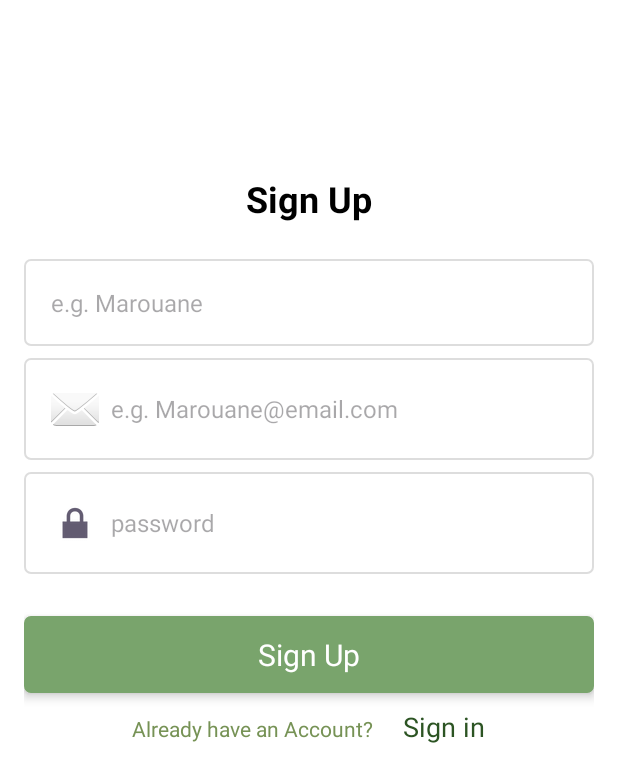
After one commit to TheKassmi9/MyBudget, an Android app: the SignUpActivity screen opened directly, with no data from a screen before it, on a phone screen of 412 x 824 dp. The commit adds this screen. Shown: the top 782 px of the screen. Run offline under Robolectric (Android 15) with nearby library versions, the phone set to English and light mode, and no system bars; our stand-ins replace Firebase (no records; nobody signed in at launch, a user with empty details on screens opened directly).

Commit message:
SignOut LogIn Activities

```diff
--- a/app/src/main/AndroidManifest.xml
+++ b/app/src/main/AndroidManifest.xml
@@ -1,7 +1,7 @@
 <?xml version="1.0" encoding="utf-8"?>
 <manifest xmlns:android="http://schemas.android.com/apk/res/android"
     xmlns:tools="http://schemas.android.com/tools">
-
+    <uses-permission android:name="android.permission.INTERNET" />
     <application
         android:allowBackup="true"
         android:dataExtractionRules="@xml/data_extraction_rules"
@@ -12,6 +12,9 @@
         android:supportsRtl="true"
         android:theme="@style/Theme.JiBi"
         tools:targetApi="31">
+        <activity
+            android:name=".SignUpActivity"
+            android:exported="false" />
         <activity
             android:name=".TraitementTransactions"
             android:exported="false" />
--- /dev/null
+++ b/app/src/main/java/com/example/jibi/SignUpActivity.java
@@ -0,0 +1,200 @@
+package com.example.jibi;
+
+import android.content.Intent;
+import android.graphics.Color;
+import android.graphics.Typeface;
+import android.os.Build;
+import android.os.Bundle;
+import android.text.TextUtils;
+import android.view.Gravity;
+import android.view.View;
+import android.view.ViewGroup;
+import android.widget.EditText;
+import android.widget.FrameLayout;
+import android.widget.LinearLayout;
+import android.widget.TextView;
+import android.widget.Toast;
+
+import com.google.android.gms.auth.api.signin.GoogleSignIn;
+import com.google.android.gms.auth.api.signin.GoogleSignInOptions;
+import com.google.android.material.snackbar.Snackbar;
+
+import androidx.activity.EdgeToEdge;
+import androidx.annotation.NonNull;
+import androidx.appcompat.app.AppCompatActivity;
+import androidx.core.graphics.Insets;
+import androidx.core.view.ViewCompat;
+import androidx.core.view.WindowInsetsCompat;
+
+import com.google.android.gms.tasks.OnCompleteListener;
+import com.google.android.gms.tasks.Task;
+import com.google.firebase.auth.AuthResult;
+import com.google.firebase.auth.FirebaseAuth;
+import com.google.firebase.auth.FirebaseUser;
+import com.google.firebase.auth.GoogleAuthProvider;
+
+public class SignUpActivity extends AppCompatActivity {
+    EditText etUsername;
+    EditText etEmail;
+    EditText etPassword;
+    LinearLayout btnSignUp;
+    TextView toLogIn;
+    LinearLayout btnGoogleSignIn;
+    private FirebaseAuth firebaseAuth;
+    private FirebaseAuth.AuthStateListener authStateListener;
+    private FirebaseUser currentUser;
+//    private GoogleSignInOptions mGoogleSignInClient;
+//
+////     Configure Google Sign-In
+//    GoogleSignInOptions gso = new GoogleSignInOptions.Builder(GoogleSignInOptions.DEFAULT_SIGN_IN)
+//            .requestIdToken(getString(R.string.default_web_client_id)) // Replace with your Web Client ID
+//            .requestEmail()
+//            .build();
+//    mGoogleSignInClient=GoogleSignIn.getClient(this,gso);
+
+    @Override
+    protected void onCreate(Bundle savedInstanceState) {
+        super.onCreate(savedInstanceState);
+
+        setContentView(R.layout.activity_sign_up);
+        etUsername= findViewById(R.id.etUsername);
+        etEmail=findViewById(R.id.etEmail);
+        etPassword=findViewById(R.id.etPassword);
+        btnSignUp=findViewById(R.id.btnSignUp);
+        toLogIn=findViewById(R.id.toLogIn);
+        //Firebase Auth
+//        btnGoogleSignIn=findViewById(R.id.btnGoogleSignIn);
+        firebaseAuth=FirebaseAuth.getInstance();
+        authStateListener= new FirebaseAuth.AuthStateListener() {
+            @Override
+            public void onAuthStateChanged(@NonNull FirebaseAuth firebaseAuth) {
+                currentUser= firebaseAuth.getCurrentUser();
+                //check the user if logged in or not
+                if(currentUser !=null){
+                    //user Already logged in
+                }else{
+                    //the user signed out
+                }
+            }
+        };
+        toLogIn.setOnClickListener(new View.OnClickListener() {
+            @Override
+            public void onClick(View view) {
+                Intent i= new Intent(SignUpActivity.this, MainActivity.class);
+                startActivity(i);
+            }
+        });
+        btnSignUp.setOnClickListener(new View.OnClickListener() {
+            @Override
+            public void onClick(View view) {
+                if(!TextUtils.isEmpty(etUsername.getText().toString())
+                && !TextUtils.isEmpty(etEmail.getText().toString())
+                && !TextUtils.isEmpty(etPassword.getText().toString())){
+                    String email= etEmail.getText().toString().trim();
+                    String password=etPassword.getText().toString().trim();
+                    String username=etUsername.getText().toString().trim();
+                    createUserEmailAccount(email,password,username);
+                }
+            }
+        });
+    }
+    private void createUserEmailAccount(String email,
+                                        String password,
+                                        String username){
+        if(!TextUtils.isEmpty(email) && !TextUtils.isEmpty(email)
+        && !TextUtils.isEmpty(username)){
+            firebaseAuth.createUserWithEmailAndPassword(email,password).addOnCompleteListener(new OnCompleteListener<AuthResult>() {
+                @Override
+                public void onComplete(@NonNull Task<AuthResult> task) {
+                    if(task.isSuccessful()){
+                        Snackbar snackbar = Snackbar.make(findViewById(android.R.id.content), "Account is created successfully!", Snackbar.LENGTH_LONG)
+                                .setAction("OK", new View.OnClickListener() {
+                                    @Override
+                                    public void onClick(View v) {
+                                        // Optional: Handle click on the action button
+                                    }
+                                });
+
+                        View snackbarView = snackbar.getView();
+                        snackbarView.setBackgroundColor(Color.GREEN); // Set the background color to green (success)
+
+// Customize the text color and appearance
+                        TextView textView = snackbarView.findViewById(com.google.android.material.R.id.snackbar_text);
+                        textView.setTextColor(Color.WHITE); // Set the text color to white
+                        textView.setTextSize(16); // Set font size
+                        textView.setTypeface(Typeface.DEFAULT_BOLD); // Make the text bold
+                        textView.setCompoundDrawablePadding(16); // Add padding between text and any icon
+
+// Set the Snackbar to the top of the screen
+                        ViewGroup.LayoutParams params = snackbarView.getLayoutParams();
+                        if (params instanceof FrameLayout.LayoutParams) {
+                            FrameLayout.LayoutParams layoutParams = (FrameLayout.LayoutParams) params;
+                            layoutParams.gravity = Gravity.TOP; // Position the Snackbar at the top
+                            snackbarView.setLayoutParams(layoutParams);
+                        }
+
+// Add padding to the Snackbar view
+                        snackbarView.setPadding(24, 16, 24, 16); // Left, Top, Right, Bottom padding
+
+// Optionally adjust Snackbar elevation for a modern look
+                        if (Build.VERSION.SDK_INT >= Build.VERSION_CODES.LOLLIPOP) {
+                            snackbarView.setElevation(6f); // Add shadow effect
+                        }
+
+// Show the Snackbar
+                        snackbar.show();
+
+                        Intent i= new Intent(SignUpActivity.this, MainActivity.class);
+                        startActivity(i);
+                    }
+                    else{
+
+//                        Snackbar snackbar = Snackbar.make(findViewById(android.R.id.content), "Invalid Information", Snackbar.LENGTH_SHORT);
+//
+//// Get the Snackbar's view to customize it
+//                        View snackbarView = snackbar.getView();
+                        Snackbar snackbar = Snackbar.make(findViewById(android.R.id.content), "Invalid Information", Snackbar.LENGTH_SHORT);
+                        View snackbarView = snackbar.getView();
+                        snackbarView.setBackgroundColor(Color.RED); // Set the background color to red
+
+// Customize the text color
+                        TextView textView = snackbarView.findViewById(com.google.android.material.R.id.snackbar_text);
+                        textView.setTextColor(Color.WHITE); // Set the text color to white
+
+
+// Set the Snackbar to the top
+                        ViewGroup.LayoutParams params = snackbarView.getLayoutParams();
+                        if (params instanceof FrameLayout.LayoutParams) {
+                            FrameLayout.LayoutParams layoutParams = (FrameLayout.LayoutParams) params;
+                            layoutParams.gravity = Gravity.TOP; // Position at the top
+                            snackbarView.setLayoutParams(layoutParams);
+                        }
+                        TextView txtView = snackbarView.findViewById(com.google.android.material.R.id.snackbar_text);
+
+// Customize the text appearance
+                        txtView.setTextColor(Color.WHITE);
+                        txtView.setTextSize(16); // Set font size
+                        txtView.setTypeface(Typeface.DEFAULT_BOLD); // Make the text bold
+//                        txtView.setCompoundDrawablesWithIntrinsicBounds(R.drawable.ic_warning, 0, 0, 0); // Add an icon (left)
+                        txtView.setCompoundDrawablePadding(16); // Add padding between text and icon
+
+// Add padding to the Snackbar view
+                        snackbarView.setPadding(24, 16, 24, 16); // Left, Top, Right, Bottom padding
+
+// Optionally adjust Snackbar elevation for a modern look
+                        if (Build.VERSION.SDK_INT >= Build.VERSION_CODES.LOLLIPOP) {
+                            snackbarView.setElevation(6f); // Add shadow effect
+                        }
+                        snackbar.show();
+
+// Finally, show the Snackbar
+
+                    }
+                }
+            });
+        }
+    }
+    private void registerWithGoogle(){
+
+    }
+}
--- /dev/null
+++ b/app/src/main/res/drawable/ic_warning.xml
@@ -0,0 +1,10 @@
+<?xml version="1.0" encoding="utf-8"?>
+<vector xmlns:android="http://schemas.android.com/apk/res/android"
+    android:width="24dp"
+    android:height="24dp"
+    android:viewportWidth="20"
+    android:viewportHeight="20">
+    <path
+        android:fillColor="#FFFFFF"
+        android:pathData="M12,2L2,22h20L12,2zM13,16h-2v2h2v-2zm0,-6h-2v4h2v-4z"/>
+</vector>
--- /dev/null
+++ b/app/src/main/res/layout/activity_sign_up.xml
@@ -0,0 +1,229 @@
+<?xml version="1.0" encoding="utf-8"?>
+<ScrollView xmlns:android="http://schemas.android.com/apk/res/android"
+    android:layout_width="match_parent"
+    android:layout_height="match_parent"
+    android:padding="16dp"
+    android:background="#FFF"
+
+    >
+
+    <LinearLayout
+        android:layout_width="match_parent"
+        android:layout_height="wrap_content"
+        android:orientation="vertical"
+        android:gravity="center"
+        android:paddingTop="100dp"
+        >
+
+        <!-- Title -->
+        <TextView
+            android:id="@+id/tvSignInTitle"
+            android:layout_width="wrap_content"
+            android:layout_height="wrap_content"
+            android:text="Sign Up"
+            android:textSize="24sp"
+            android:textStyle="bold"
+            android:layout_marginBottom="24dp"
+            android:textColor="#000000" />
+<!--        Username Input-->
+<!--        <TextView-->
+<!--            android:layout_width="wrap_content"-->
+<!--            android:layout_height="wrap_content"-->
+<!--            android:labelFor="@+id/etUsername"-->
+<!--            android:text="username"-->
+<!--            android:textSize="20sp"-->
+<!--            android:layout_marginTop="5dp"-->
+<!--            />-->
+        <EditText
+            android:id="@+id/etUsername"
+            android:layout_width="match_parent"
+            android:layout_height="wrap_content"
+            android:hint="e.g. Marouane"
+            android:inputType="textPersonName"
+            android:drawablePadding="8dp"
+            android:padding="18dp"
+            android:textSize="16sp"
+            android:background="@drawable/rounded_button_background"
+            android:layout_marginBottom="8dp" />
+        <!-- Email Input -->
+<!--        <TextView-->
+<!--            android:layout_width="wrap_content"-->
+<!--            android:layout_height="wrap_content"-->
+<!--            android:labelFor="@+id/etEmail"-->
+<!--            android:text="Email"-->
+<!--            android:textSize="20sp"-->
+<!--            android:layout_marginTop="5dp"-->
+<!--            />-->
+        <EditText
+            android:id="@+id/etEmail"
+            android:layout_width="match_parent"
+            android:layout_height="wrap_content"
+            android:hint="e.g. Marouane@email.com"
+            android:inputType="textEmailAddress"
+            android:drawableStart="@android:drawable/ic_dialog_email"
+            android:drawablePadding="8dp"
+            android:padding="18dp"
+            android:textSize="16sp"
+            android:background="@drawable/rounded_button_background"
+            android:layout_marginBottom="8dp" />
+
+<!--        &lt;!&ndash; Password Input &ndash;&gt;-->
+<!--        <TextView-->
+<!--            android:layout_width="wrap_content"-->
+<!--            android:layout_height="wrap_content"-->
+<!--            android:labelFor="@+id/etPassword"-->
+<!--            android:text="Password"-->
+<!--            android:textSize="20sp"-->
+<!--            android:layout_marginTop="5dp"-->
+<!--            />-->
+
+        <EditText
+            android:id="@+id/etPassword"
+            android:layout_width="match_parent"
+            android:layout_height="wrap_content"
+            android:hint="password"
+            android:layout_gravity=""
+            android:inputType="textPassword"
+            android:drawableStart="@android:drawable/ic_lock_lock"
+            android:drawablePadding="8dp"
+            android:padding="18dp"
+            android:textSize="16sp"
+            android:background="@drawable/rounded_button_background"
+            android:layout_marginBottom="8dp" />
+
+
+        <!-- Remember Me and Forgot Password -->
+<!--        <LinearLayout-->
+<!--            android:layout_width="match_parent"-->
+<!--            android:layout_height="wrap_content"-->
+<!--            android:orientation="horizontal"-->
+<!--            android:gravity="center_horizontal"-->
+<!--            android:layout_marginBottom="16dp">-->
+
+<!--            <CheckBox-->
+<!--                android:id="@+id/cbRememberMe"-->
+<!--                android:layout_width="wrap_content"-->
+<!--                android:layout_height="wrap_content"-->
+<!--                android:text="Remember me "-->
+<!--                android:textSize="14sp"-->
+<!--                android:layout_weight="1"/>-->
+
+<!--            <TextView-->
+<!--                android:id="@+id/tvForgotPassword"-->
+<!--                android:layout_width="wrap_content"-->
+<!--                android:layout_height="wrap_content"-->
+<!--                android:text="Forgot password?"-->
+<!--                android:textSize="14sp"-->
+<!--                android:textColor="#5B6EF8"-->
+<!--                android:clickable="true"-->
+<!--                android:focusable="true"-->
+<!--                />-->
+<!--        </LinearLayout>-->
+
+        <!-- Sign In Button -->
+<!--        <Button-->
+<!--            android:id="@+id/btnSignUp"-->
+<!--            android:layout_width="match_parent"-->
+<!--            android:layout_height="wrap_content"-->
+<!--            android:text="Sign In"-->
+<!--            android:textSize="16sp"-->
+<!--            android:backgroundTint="#4f46e5"-->
+<!--            android:textColor="#FFFFFF"-->
+<!--            android:layout_marginBottom="16dp"-->
+<!--            />-->
+    <LinearLayout
+        android:id="@+id/btnSignUp"
+        android:layout_width="match_parent"
+        android:layout_height="wrap_content"
+        android:orientation="horizontal"
+        android:gravity="center"
+        android:padding="12dp"
+        android:background="@drawable/rounded_button_background"
+        android:backgroundTint="#79A46C"
+        android:clickable="true"
+        android:focusable="true"
+        android:elevation="4dp"
+        android:layout_marginTop="20dp"
+        android:layout_marginBottom="10dp"
+
+        >
+        <TextView
+            android:id="@+id/text_sign_up"
+            android:layout_width="wrap_content"
+            android:layout_height="wrap_content"
+            android:text="Sign Up"
+            android:textColor="#FFFFFF"
+            android:textSize="20sp"
+            />
+    </LinearLayout>
+
+        <!-- Sign Up Link -->
+        <LinearLayout
+                  android:layout_width="match_parent"
+                   android:layout_height="wrap_content"
+                   android:orientation="horizontal"
+                    android:gravity="center_horizontal"
+                    android:layout_marginBottom="16dp">
+                <TextView
+                    android:id="@+id/account_text"
+                    android:layout_width="wrap_content"
+                    android:layout_height="wrap_content"
+                    android:text="Already have an Account?"
+                    android:textSize="14sp"
+                    android:textColor="#769255"
+                    android:layout_marginBottom="24dp"
+
+                    android:focusable="true"
+                    android:layout_marginRight="20dp"/>
+            <TextView
+                android:id="@+id/toLogIn"
+                android:layout_width="wrap_content"
+                android:layout_height="wrap_content"
+                android:text="Sign in"
+                android:textSize="18sp"
+                android:textColor="#2C5423"
+                android:layout_marginBottom="24dp"
+                android:clickable="true"
+                android:focusable="true" />
+    </LinearLayout>
+                <!-- Google Sign In -->
+<!--        <LinearLayout-->
+<!--            android:id="@+id/btnGoogleSignIn"-->
+<!--            android:layout_width="match_parent"-->
+<!--            android:layout_height="wrap_content"-->
+<!--            android:orientation="horizontal"-->
+<!--            android:gravity="center"-->
+<!--            android:padding="12dp"-->
+<!--            android:background="@drawable/rounded_button_background"-->
+<!--            android:clickable="true"-->
+<!--            android:focusable="true"-->
+<!--            android:elevation="4dp">-->
+
+<!--            &lt;!&ndash; Google Icon &ndash;&gt;-->
+<!--            <ImageView-->
+<!--                android:id="@+id/googleIcon"-->
+<!--                android:layout_width="24dp"-->
+<!--                android:layout_height="24dp"-->
+<!--                android:src="@drawable/ic_google"-->
+<!--                android:scaleType="fitCenter"-->
+<!--                android:contentDescription="google" />-->
+
+<!--            &lt;!&ndash; Spacing between icon and text &ndash;&gt;-->
+
+<!--            &lt;!&ndash; Google Text &ndash;&gt;-->
+<!--            <TextView-->
+<!--                android:id="@+id/googleText"-->
+<!--                android:layout_width="wrap_content"-->
+<!--                android:layout_height="wrap_content"-->
+<!--                android:text="Google"-->
+<!--                android:textSize="16sp"-->
+<!--                android:textColor="#000000"-->
+<!--                android:fontFamily="sans-serif-medium" />-->
+<!--        </LinearLayout>-->
+
+
+
+
+
+    </LinearLayout>
+</ScrollView>
```
Also changed, not shown: app/build.gradle.kts (+10 -0 lines), app/src/main/java/com/example/jibi/MainActivity.java (+117 -7 lines), app/src/main/java/com/example/jibi/ui/logout/LogoutFragment.java (+7 -3 lines), app/src/main/res/layout/activity_main.xml (+4 -3 lines), app/src/main/res/layout/custom_dialog.xml (added, +24 -0 lines), build.gradle.kts (+6 -1 lines), gradle/libs.versions.toml (+12 -0 lines), 1 other file.
